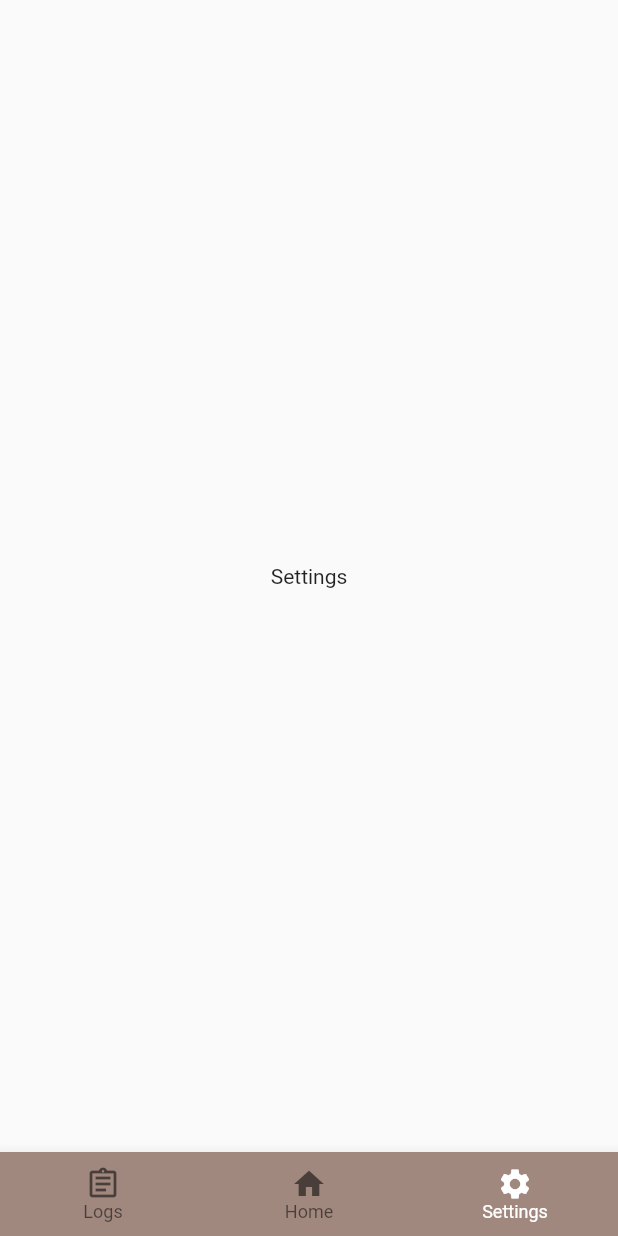
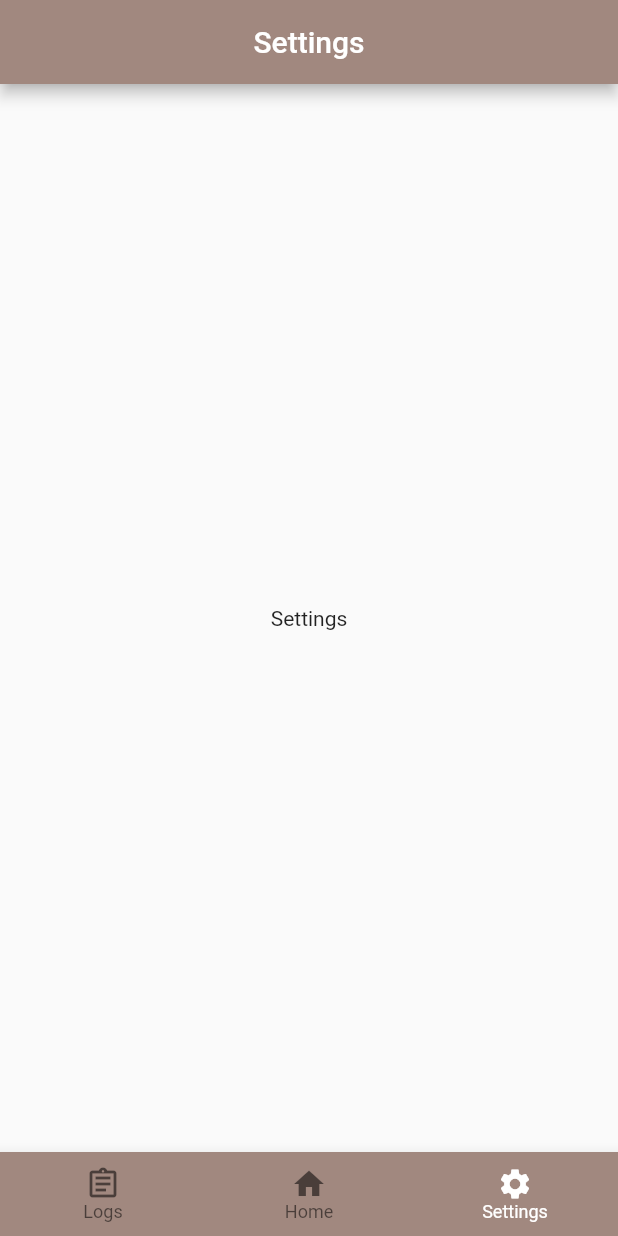
Before and after one commit to afutofu/budgeteer, a Flutter app: the screen it shows after launch, item 3 of the bottom bar chosen, on a phone screen of 412 x 824 dp. Run offline on Flutter 3.47's test engine with Material 2 defaults, Android fonts, the phone set to English and light mode, and no system bars.

Commit message:
Setup screen files for logs and settings and added to navigator

```diff
--- a/lib/screen_navigator.dart
+++ b/lib/screen_navigator.dart
@@ -1,5 +1,7 @@
 import "package:flutter/material.dart";
-import "package:budgeteer/screens/home/home.dart";
+import "package:budgeteer/screens/home/home.screen.dart";
+import "package:budgeteer/screens/logs/logs.screen.dart";
+import "package:budgeteer/screens/settings/settings.screen.dart";
 
 class ScreenNavigator extends StatefulWidget {
   @override
@@ -10,9 +12,9 @@ class _ScreenNavigatorState extends State<ScreenNavigator> {
   int _currentScreenIndex = 1;
 
   final tabs = [
-    Center(child: Text("Logs")),
-    Home(),
-    Center(child: Text("Settings")),
+    LogsScreen(),
+    HomeScreen(),
+    SettingsScreen(),
   ];
 
   @override
--- a/lib/screens/home/home.dart
+++ b/lib/screens/settings/settings.screen.dart
@@ -1,16 +1,16 @@
 import "package:flutter/material.dart";
 
-class Home extends StatelessWidget {
+class SettingsScreen extends StatelessWidget {
   @override
   Widget build(BuildContext context) {
     return Scaffold(
         appBar: AppBar(
-          title: Text("Budgeteer"),
+          title: Text("Settings"),
           backgroundColor: Colors.brown[300],
           centerTitle: true,
         ),
         body: Container(
-          child: Center(child: Text("Home")),
+          child: Center(child: Text("Settings")),
         ));
   }
 }
```
Also changed, not shown: lib/screens/home/home.screen.dart (added, +16 -0 lines), lib/screens/logs/logs.screen.dart (added, +16 -0 lines).
